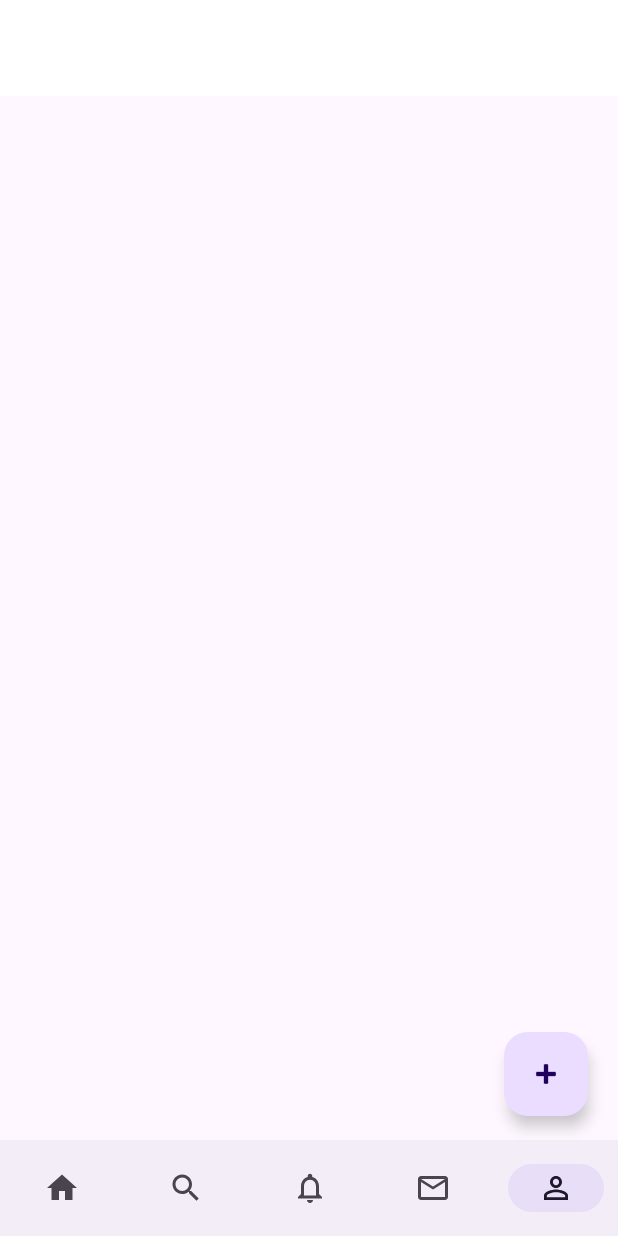
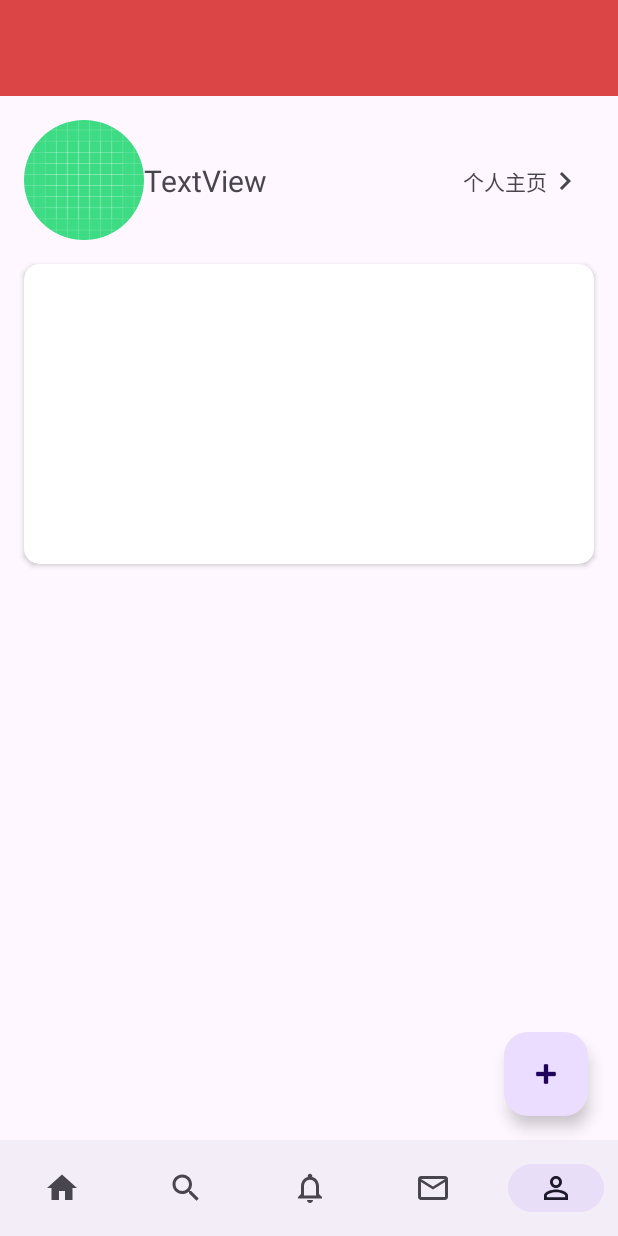
Before and after one commit to hekai97/AndroidProject, an Android app: the MineFragment screen opened through its navigation route, on a phone screen of 412 x 824 dp. Run offline under Robolectric (Android 15) with nearby library versions, the light colour scheme and no system bars; our stand-ins replace Room's generated code, navigation-ui; 1 statement that could not run was skipped.

Commit message:
修复了生成图片的问题

```diff
--- a/app/src/main/java/com/hekai/androidproject/MainActivity.kt
+++ b/app/src/main/java/com/hekai/androidproject/MainActivity.kt
@@ -1,15 +1,23 @@
 package com.hekai.androidproject
 
+import android.os.Bundle
+import android.util.Log
+import androidx.activity.viewModels
 import androidx.appcompat.app.AppCompatActivity
-import android.os.Bundle
 import androidx.navigation.NavController
 import androidx.navigation.fragment.NavHostFragment
 import androidx.navigation.ui.setupWithNavController
 import com.hekai.androidproject.databinding.ActivityMainBinding
+import com.hekai.androidproject.localdatas.LUser
+import com.hekai.androidproject.viewmodels.MainActivityViewModel
+import com.hekai.androidproject.viewmodels.MainActivityViewModelFactory
 
 class MainActivity : AppCompatActivity() {
-    private lateinit var binding: ActivityMainBinding
+    lateinit var binding: ActivityMainBinding
     private lateinit var navController: NavController
+    private val viewModel:MainActivityViewModel by viewModels {
+        MainActivityViewModelFactory((application as MainApplicaton).repository)
+    }
     override fun onCreate(savedInstanceState: Bundle?) {
         super.onCreate(savedInstanceState)
         binding= ActivityMainBinding.inflate(layoutInflater)
@@ -18,5 +26,13 @@ class MainActivity : AppCompatActivity() {
         val navHostFragment=supportFragmentManager.findFragmentById(R.id.bottom_fragment_container_view) as NavHostFragment
         navController=navHostFragment.navController
         binding.includedAppBarLayout.bottomNavigationView.setupWithNavController(navController)
+        checkLoginUser()
+        viewModel.currentUser.observe(this){
+            Log.d("Hekai", "liveDataInDatabases: ${it}")
+        }
+    }
+    private fun checkLoginUser(){
+        val user:LUser=LUser(1,"1731673423","K999","image/12.jpg","hk19990707",0,"18309346278","hekaigs@gmail.com",true)
+        viewModel.insert(user)
     }
 }
--- a/app/src/main/java/com/hekai/androidproject/MainApplicaton.kt
+++ b/app/src/main/java/com/hekai/androidproject/MainApplicaton.kt
@@ -3,8 +3,11 @@ package com.hekai.androidproject
 import android.app.Application
 import com.hekai.androidproject.localdatas.LocalRoomDataBase
 import com.hekai.androidproject.localdatas.LocalUserRepository
+import kotlinx.coroutines.CoroutineScope
+import kotlinx.coroutines.SupervisorJob
 
 class MainApplicaton:Application() {
-    val database by lazy { LocalRoomDataBase.getDatabase(this) }
+    val applicatonScope=CoroutineScope(SupervisorJob())
+    val database by lazy { LocalRoomDataBase.getDatabase(this,applicatonScope) }
     val repository by lazy { LocalUserRepository(database.getLocalUserDao()) }
 }
--- a/app/src/main/java/com/hekai/androidproject/fragments/MineFragment.kt
+++ b/app/src/main/java/com/hekai/androidproject/fragments/MineFragment.kt
@@ -6,7 +6,9 @@ import androidx.fragment.app.Fragment
 import android.view.LayoutInflater
 import android.view.View
 import android.view.ViewGroup
+import com.hekai.androidproject.MainActivity
 import com.hekai.androidproject.R
+import com.hekai.androidproject.databinding.BottomMineFragmentBinding
 import com.hekai.androidproject.viewmodels.MineViewModel
 
 class MineFragment : Fragment() {
@@ -16,18 +18,18 @@ class MineFragment : Fragment() {
     }
 
     private lateinit var viewModel: MineViewModel
-
+    private lateinit var binding:BottomMineFragmentBinding
     override fun onCreateView(
         inflater: LayoutInflater, container: ViewGroup?,
         savedInstanceState: Bundle?
     ): View? {
-        return inflater.inflate(R.layout.bottom_mine_fragment, container, false)
+        binding= BottomMineFragmentBinding.inflate(inflater,container,false)
+        viewModel = ViewModelProvider(this).get(MineViewModel::class.java)
+        return binding.root
     }
 
-    override fun onActivityCreated(savedInstanceState: Bundle?) {
-        super.onActivityCreated(savedInstanceState)
-        viewModel = ViewModelProvider(this).get(MineViewModel::class.java)
-        // TODO: Use the ViewModel
+    override fun onViewCreated(view: View, savedInstanceState: Bundle?) {
+        super.onViewCreated(view, savedInstanceState)
     }
 
 }
--- a/app/src/main/java/com/hekai/androidproject/localdatas/LocalRoomDataBase.kt
+++ b/app/src/main/java/com/hekai/androidproject/localdatas/LocalRoomDataBase.kt
@@ -4,6 +4,10 @@ import android.content.Context
 import androidx.room.Database
 import androidx.room.Room
 import androidx.room.RoomDatabase
+import androidx.sqlite.db.SupportSQLiteDatabase
+import kotlinx.coroutines.CoroutineScope
+import kotlinx.coroutines.Dispatchers
+import kotlinx.coroutines.launch
 
 @Database(entities = [LUser::class], version = 1, exportSchema = false)
 abstract class LocalRoomDataBase: RoomDatabase() {
@@ -14,7 +18,7 @@ abstract class LocalRoomDataBase: RoomDatabase() {
         @Volatile
         private var INSTANCE: LocalRoomDataBase? = null
 
-        fun getDatabase(context: Context): LocalRoomDataBase {
+        fun getDatabase(context: Context,scope: CoroutineScope): LocalRoomDataBase {
             // if the INSTANCE is not null, then return it,
             // if it is, then create the database
             return INSTANCE ?: synchronized(this) {
@@ -22,11 +26,29 @@ abstract class LocalRoomDataBase: RoomDatabase() {
                     context.applicationContext,
                     LocalRoomDataBase::class.java,
                     "local_room_database"
-                ).build()
+                )
+                    /*.addCallback(LocalRoomDataBaseCallBack(scope))*/
+                    .build()
                 INSTANCE = instance
                 // return instance
                 instance
             }
         }
     }
+
+//    private class LocalRoomDataBaseCallBack(private val scope: CoroutineScope) :RoomDatabase.Callback() {
+//        override fun onCreate(db: SupportSQLiteDatabase) {
+//            super.onCreate(db)
+//            INSTANCE?.let {
+//                scope.launch(Dispatchers.IO) {
+//                    populateDatabase(it.getLocalUserDao())
+//                }
+//            }
+//        }
+//        suspend fun populateDatabase(localUserDao: LocalUserDao){
+//            localUserDao.deleteAll()
+//            val user:LUser=LUser(1,"1731673423","K999","image/12.jpg","hk19990707",0,"18309346278","hekaigs@gmail.com",true)
+//            localUserDao.insert(user)
+//        }
+//    }
 }
--- a/app/src/main/java/com/hekai/androidproject/localdatas/LocalUserDao.kt
+++ b/app/src/main/java/com/hekai/androidproject/localdatas/LocalUserDao.kt
@@ -4,10 +4,12 @@ import androidx.room.Dao
 import androidx.room.Insert
 import androidx.room.OnConflictStrategy
 import androidx.room.Query
+import kotlinx.coroutines.flow.Flow
+
 @Dao
 interface LocalUserDao {
     @Query("select * from login_status where status = true")
-    fun getLoggedUser(): LUser
+    fun getLoggedUser(): Flow<LUser>
 
     @Insert(onConflict = OnConflictStrategy.REPLACE)
     suspend fun insert(lUser: LUser)
--- a/app/src/main/java/com/hekai/androidproject/localdatas/LocalUserRepository.kt
+++ b/app/src/main/java/com/hekai/androidproject/localdatas/LocalUserRepository.kt
@@ -1,12 +1,17 @@
 package com.hekai.androidproject.localdatas
 
 import androidx.annotation.WorkerThread
+import kotlinx.coroutines.flow.Flow
 
 class LocalUserRepository(private val localUserDao: LocalUserDao) {
-    val currentUser=localUserDao.getLoggedUser()
+    val currentUser: Flow<LUser> = localUserDao.getLoggedUser()
 
     @WorkerThread
     suspend fun insert(lUser: LUser) {
         localUserDao.insert(lUser)
     }
+
+    suspend fun deleteAll(){
+        localUserDao.deleteAll()
+    }
 }
--- /dev/null
+++ b/app/src/main/java/com/hekai/androidproject/viewmodels/MainActivityViewModel.kt
@@ -0,0 +1,26 @@
+package com.hekai.androidproject.viewmodels
+
+import androidx.lifecycle.*
+import com.hekai.androidproject.localdatas.LUser
+import com.hekai.androidproject.localdatas.LocalUserRepository
+import kotlinx.coroutines.launch
+import java.lang.IllegalArgumentException
+
+class MainActivityViewModel(private val repository:LocalUserRepository):ViewModel() {
+    val currentUser:LiveData<LUser> = repository.currentUser.asLiveData()
+    fun insert(lUser: LUser)=viewModelScope.launch {
+        repository.insert(lUser)
+    }
+    fun deleteAll()=viewModelScope.launch {
+        repository.deleteAll()
+    }
+}
+class MainActivityViewModelFactory(private val repository: LocalUserRepository):ViewModelProvider.Factory{
+    override fun <T : ViewModel> create(modelClass: Class<T>): T {
+        if(modelClass.isAssignableFrom(MainActivityViewModel::class.java)){
+            return MainActivityViewModel(repository) as T
+        }
+        throw IllegalArgumentException("Unknow ViewModel class")
+    }
+
+}
--- /dev/null
+++ b/app/src/main/res/drawable/ic_baseline_keyboard_arrow_right_24.xml
@@ -0,0 +1,10 @@
+<vector xmlns:android="http://schemas.android.com/apk/res/android"
+    android:width="24dp"
+    android:height="24dp"
+    android:viewportWidth="24"
+    android:viewportHeight="24"
+    android:tint="?attr/colorControlNormal">
+  <path
+      android:fillColor="@android:color/white"
+      android:pathData="M8.59,16.59L13.17,12 8.59,7.41 10,6l6,6 -6,6 -1.41,-1.41z"/>
+</vector>
--- /dev/null
+++ b/app/src/main/res/drawable/ic_outline_add_a_photo_24.xml
@@ -0,0 +1,10 @@
+<vector xmlns:android="http://schemas.android.com/apk/res/android"
+    android:width="24dp"
+    android:height="24dp"
+    android:viewportWidth="24"
+    android:viewportHeight="24"
+    android:tint="?attr/colorControlNormal">
+  <path
+      android:fillColor="@android:color/white"
+      android:pathData="M21,6h-3.17L16,4h-6v2h5.12l1.83,2L21,8v12L5,20v-9L3,11v9c0,1.1 0.9,2 2,2h16c1.1,0 2,-0.9 2,-2L23,8c0,-1.1 -0.9,-2 -2,-2zM8,14c0,2.76 2.24,5 5,5s5,-2.24 5,-5 -2.24,-5 -5,-5 -5,2.24 -5,5zM13,11c1.65,0 3,1.35 3,3s-1.35,3 -3,3 -3,-1.35 -3,-3 1.35,-3 3,-3zM5,6h3L8,4L5,4L5,1L3,1v3L0,4v2h3v3h2z"/>
+</vector>
--- a/app/src/main/res/layout/app_bar_layout.xml
+++ b/app/src/main/res/layout/app_bar_layout.xml
@@ -25,7 +25,8 @@
             <androidx.appcompat.widget.Toolbar
                 android:id="@+id/toolbar"
                 android:layout_width="match_parent"
-                android:layout_height="?attr/actionBarSize"></androidx.appcompat.widget.Toolbar>
+                android:layout_height="?attr/actionBarSize"
+                android:background="#DC4545"></androidx.appcompat.widget.Toolbar>
         </com.google.android.material.appbar.CollapsingToolbarLayout>
     </com.google.android.material.appbar.AppBarLayout>
 
@@ -57,6 +58,7 @@
     </androidx.core.widget.NestedScrollView>
 
     <com.google.android.material.floatingactionbutton.FloatingActionButton
+        android:id="@+id/fab"
         android:layout_width="wrap_content"
         android:layout_height="wrap_content"
         android:layout_gravity="bottom|end"
--- a/app/src/main/res/layout/bottom_mine_fragment.xml
+++ b/app/src/main/res/layout/bottom_mine_fragment.xml
@@ -1,9 +1,69 @@
 <?xml version="1.0" encoding="utf-8"?>
-<androidx.coordinatorlayout.widget.CoordinatorLayout xmlns:android="http://schemas.android.com/apk/res/android"
+<androidx.constraintlayout.widget.ConstraintLayout xmlns:android="http://schemas.android.com/apk/res/android"
     xmlns:app="http://schemas.android.com/apk/res-auto"
     xmlns:tools="http://schemas.android.com/tools"
 
+
     android:layout_width="match_parent"
+    android:layout_height="match_parent"
+    tools:context=".fragments.MineFragment">
 
-    android:layout_height="match_parent"
-    tools:context=".fragments.MineFragment" />
+    <com.google.android.material.imageview.ShapeableImageView
+        android:id="@+id/shapeableImageView2"
+        android:layout_width="80dp"
+        android:layout_height="80dp"
+        android:layout_marginStart="16dp"
+        android:layout_marginTop="16dp"
+        app:layout_constraintStart_toStartOf="parent"
+        app:layout_constraintTop_toTopOf="parent"
+        app:shapeAppearanceOverlay="@style/ShapeAppearanceOverlay.App.CornerSize50Percent"
+        app:srcCompat="@drawable/ic_launcher_background" />
+
+    <TextView
+        android:id="@+id/textView9"
+        android:layout_width="wrap_content"
+        android:layout_height="wrap_content"
+        android:text="TextView"
+        android:textSize="@dimen/mine_user_name_size"
+        app:layout_constraintBottom_toBottomOf="@+id/shapeableImageView2"
+        app:layout_constraintStart_toEndOf="@+id/shapeableImageView2"
+        app:layout_constraintTop_toTopOf="@+id/shapeableImageView2" />
+
+    <LinearLayout
+        android:layout_width="wrap_content"
+        android:layout_height="wrap_content"
+        android:gravity="center"
+        android:orientation="horizontal"
+        app:layout_constraintBottom_toBottomOf="@+id/textView9"
+        app:layout_constraintEnd_toEndOf="parent"
+        app:layout_constraintHorizontal_bias="0.85"
+        app:layout_constraintStart_toEndOf="@+id/textView9"
+        app:layout_constraintTop_toTopOf="@+id/textView9">
+
+        <TextView
+            android:id="@+id/textView10"
+            android:layout_width="wrap_content"
+            android:layout_height="wrap_content"
+            android:layout_weight="1"
+            android:text="个人主页" />
+
+        <ImageView
+            android:id="@+id/imageView2"
+            android:layout_width="wrap_content"
+            android:layout_height="wrap_content"
+            android:layout_weight="1"
+            app:srcCompat="@drawable/ic_baseline_keyboard_arrow_right_24" />
+    </LinearLayout>
+
+    <androidx.cardview.widget.CardView
+        android:layout_width="0dp"
+        android:layout_height="200dp"
+        android:layout_marginStart="16dp"
+        android:layout_marginTop="16dp"
+        android:layout_marginEnd="16dp"
+        app:cardCornerRadius="10dp"
+        app:layout_constraintEnd_toEndOf="parent"
+        app:layout_constraintStart_toStartOf="parent"
+        app:layout_constraintTop_toBottomOf="@+id/shapeableImageView2" />
+
+</androidx.constraintlayout.widget.ConstraintLayout>
--- a/app/src/main/res/values/dimens.xml
+++ b/app/src/main/res/values/dimens.xml
@@ -3,4 +3,6 @@
     <dimen name="list_item_margin_to_top_and_bottom">7.5dp</dimen>
     <dimen name="title_text_size">24sp</dimen>
     <dimen name="text_to_border">10dp</dimen>
+    <dimen name="mine_user_name_size">20sp</dimen>
+    <dimen name="main_text_size">15sp</dimen>
 </resources>
```
